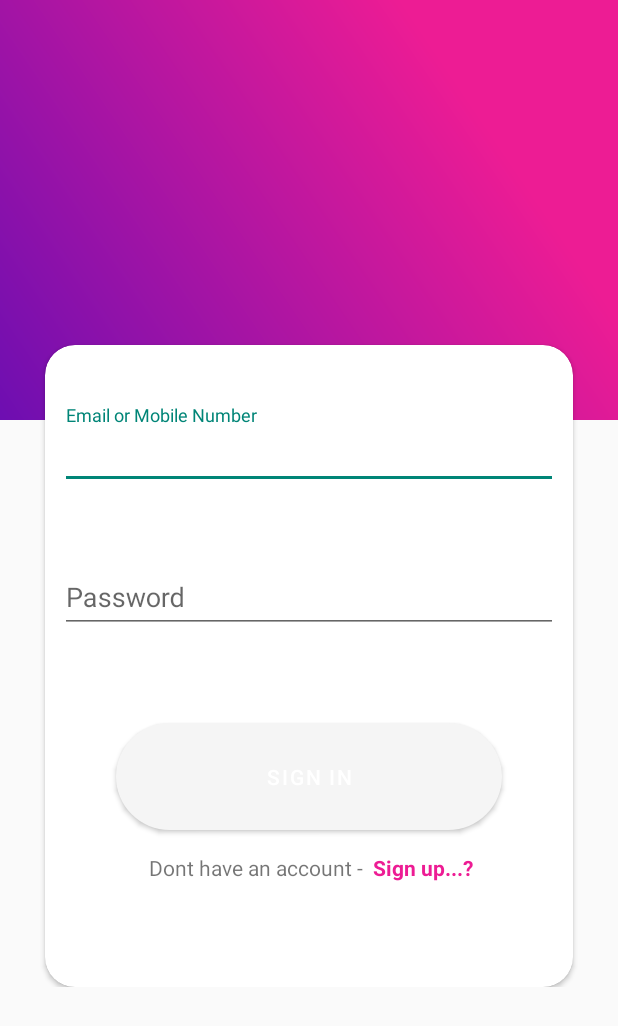
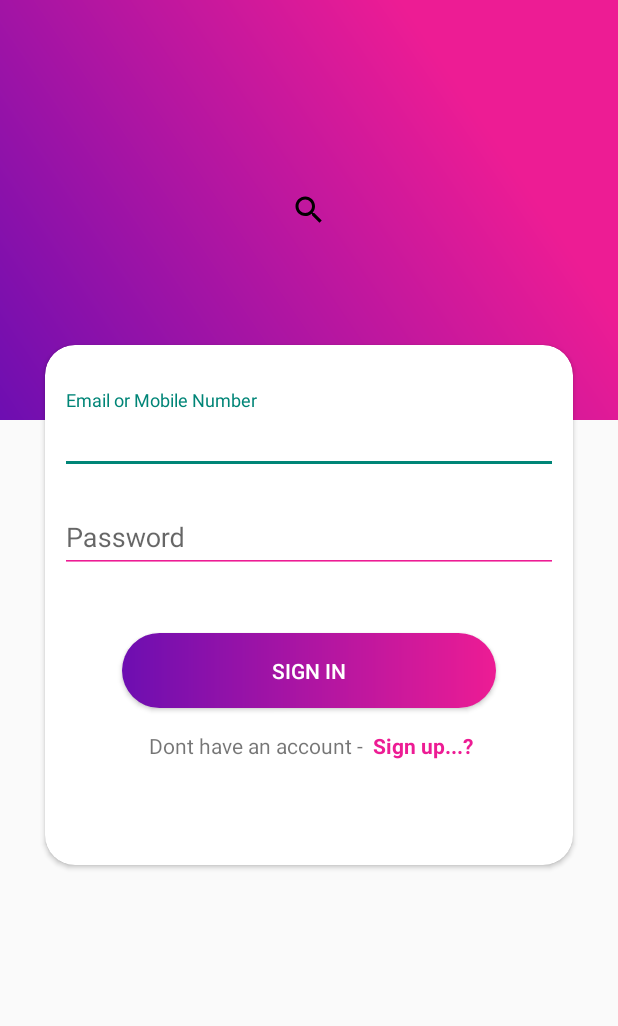
Before and after one commit to venkatmadhu03/MyBuyDeals, an Android app: the LoginActivity screen opened directly, with no data from a screen before it, on a phone screen of 412 x 824 dp. Shown: the top 1026 px of the screen. Run offline under Robolectric (Android 15) with nearby library versions, the phone set to English and light mode, and no system bars; network calls fail.

Commit message:
Created new Files

```diff
--- /dev/null
+++ b/app/src/main/java/appsnova/com/mybuydeals/ownlibraries/CustomEdittext.java
@@ -0,0 +1,23 @@
+package appsnova.com.mybuydeals.ownlibraries;
+
+import android.content.Context;
+import android.util.AttributeSet;
+
+import com.google.android.material.textfield.TextInputEditText;
+
+import appsnova.com.mybuydeals.R;
+
+
+public class CustomEdittext extends TextInputEditText {
+    public CustomEdittext(Context context) {
+        super(context);
+    }
+
+    public CustomEdittext(Context context, AttributeSet attrs) {
+        super(context, attrs);
+    }
+
+    public CustomEdittext(Context context, AttributeSet attrs, int defStyleAttr) {
+        super(context, attrs, defStyleAttr);
+    }
+}
--- a/app/src/main/res/layout/activity_login.xml
+++ b/app/src/main/res/layout/activity_login.xml
@@ -2,9 +2,6 @@
 <androidx.coordinatorlayout.widget.CoordinatorLayout xmlns:android="http://schemas.android.com/apk/res/android"
     xmlns:app="http://schemas.android.com/apk/res-auto"
     android:id="@+id/coordinatorLayout"
-    android:layout_width="match_parent"
-    android:layout_height="match_parent">
-    <ScrollView
     android:layout_width="match_parent"
     android:layout_height="match_parent">
 
@@ -17,6 +14,12 @@
             android:layout_height="280dp"
             android:id="@+id/backgroundRelativeLayout"
             android:background="@drawable/login_background">
+
+            <ImageView
+                android:layout_width="wrap_content"
+                android:layout_height="wrap_content"
+                android:src="@drawable/search_black_icon"
+                android:layout_centerInParent="true"/>
 
         </RelativeLayout>
 
@@ -34,11 +37,11 @@
                 android:layout_height="wrap_content"
                 android:paddingBottom="70dp">
 
-                    <android.support.design.widget.TextInputLayout
+                <com.google.android.material.textfield.TextInputLayout
                     android:layout_width="match_parent"
                     android:layout_height="wrap_content"
                     android:id="@+id/mobileNumberLoginTIL"
-                        android:layout_marginTop="40dp"
+                    android:layout_marginTop="30dp"
                     android:layout_marginLeft="10dp"
                     android:layout_marginRight="10dp">
 
@@ -46,17 +49,19 @@
                         android:layout_width="match_parent"
                         android:layout_height="wrap_content"
                         android:id="@+id/mobileNumberLoginET"
-                            android:hint="@string/enter_login_id_hint"/>
+                        android:hint="@string/enter_login_id_hint"
+                        android:backgroundTint="@color/colorPrimary"
+                        android:textColorHint="@color/colorPrimary"/>
 
 
-                    </android.support.design.widget.TextInputLayout>
+                </com.google.android.material.textfield.TextInputLayout>
 
-                    <android.support.design.widget.TextInputLayout
+                <com.google.android.material.textfield.TextInputLayout
                     android:layout_width="match_parent"
                     android:layout_height="wrap_content"
                     android:id="@+id/passwordLoginTIL"
                     android:layout_below="@+id/mobileNumberLoginTIL"
-                        android:layout_marginTop="40dp"
+                    android:layout_marginTop="10dp"
                     android:layout_marginLeft="10dp"
                     android:layout_marginRight="10dp">
 
@@ -64,11 +69,13 @@
                         android:layout_width="match_parent"
                         android:layout_height="wrap_content"
                         android:id="@+id/passwordLoginET"
-                            android:hint="@string/enter_password_hint" />
+                        android:hint="@string/enter_password_hint"
+                        android:backgroundTint="@color/colorPrimary"
+                        android:textColorHint="@color/colorPrimary"/>
 
-                    </android.support.design.widget.TextInputLayout>
+                </com.google.android.material.textfield.TextInputLayout>
 
-                    <android.support.design.button.MaterialButton
+                <Button
                     android:layout_width="wrap_content"
                     android:layout_height="wrap_content"
                     android:id="@+id/loginButton"
@@ -79,9 +86,9 @@
                     android:textColor="@color/colorWhite"
                     android:paddingLeft="100dp"
                     android:paddingRight="100dp"
-                        android:paddingTop="20dp"
-                        android:paddingBottom="20dp"
-                        android:layout_marginTop="60dp"/>
+                    android:paddingTop="15dp"
+                    android:paddingBottom="15dp"
+                    android:layout_marginTop="40dp"/>
 
                 <TextView
                     android:layout_width="wrap_content"
@@ -97,6 +104,5 @@
         </androidx.cardview.widget.CardView>
 
     </RelativeLayout>
-    </ScrollView>
 
 </androidx.coordinatorlayout.widget.CoordinatorLayout>
--- a/app/src/main/res/values-v21/styles.xml
+++ b/app/src/main/res/values-v21/styles.xml
@@ -12,7 +12,7 @@
         <item name="windowNoTitle">true</item>
         <item name="windowActionBar">false</item>
         <item name="colorPrimary">@color/colorPrimary</item>
-        <item name="colorPrimaryDark">@color/colorPrimaryDark</item>
+        <item name="colorPrimaryDark">@color/colorPrimary</item>
         <item name="colorAccent">@color/colorAccent</item>
         <!--<item name="navigationBarColor">@color/navigationBarColor</item>-->
         <!-- you should set typeface which you want to override with TypefaceUtil -->
--- a/app/src/main/res/values/styles.xml
+++ b/app/src/main/res/values/styles.xml
@@ -5,7 +5,7 @@
         <!-- Customize your theme here. -->
 
         <item name="colorPrimary">@color/colorPrimary</item>
-        <item name="colorPrimaryDark">@color/colorPrimaryDark</item>
+        <item name="colorPrimaryDark">@color/colorPrimary</item>
         <item name="colorAccent">@color/colorAccent</item>
 
     </style>
@@ -16,7 +16,7 @@
         <item name="windowNoTitle">true</item>
         <item name="windowActionBar">false</item>
         <item name="colorPrimary">@color/colorPrimary</item>
-        <item name="colorPrimaryDark">@color/colorPrimaryDark</item>
+        <item name="colorPrimaryDark">@color/colorPrimary</item>
         <item name="colorAccent">@color/colorAccent</item>
         <!--<item name="navigationBarColor">@color/navigationBarColor</item>-->
         <!-- you should set typeface which you want to override with TypefaceUtil -->
```
Lines whose indentation alone changed are shown as unchanged.
